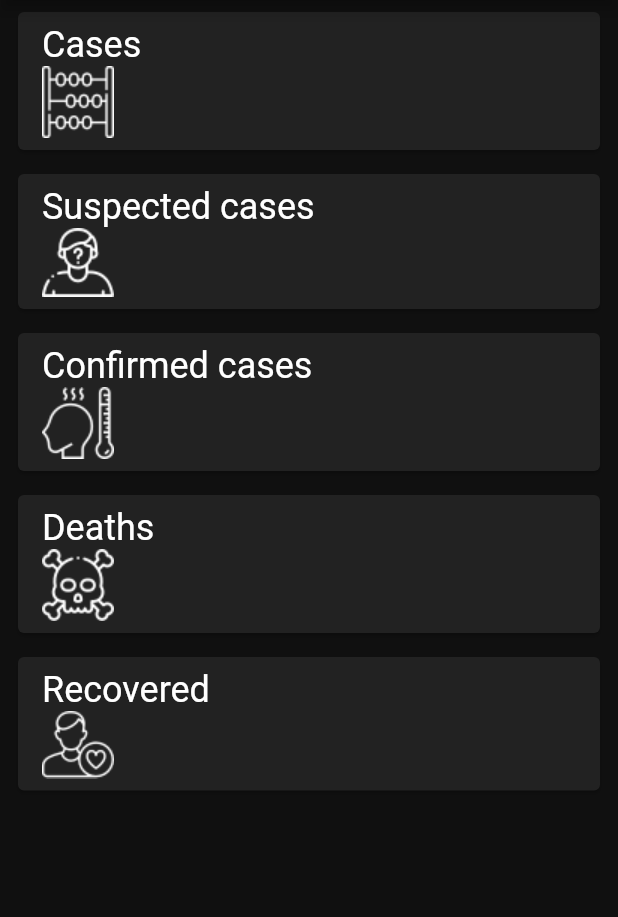
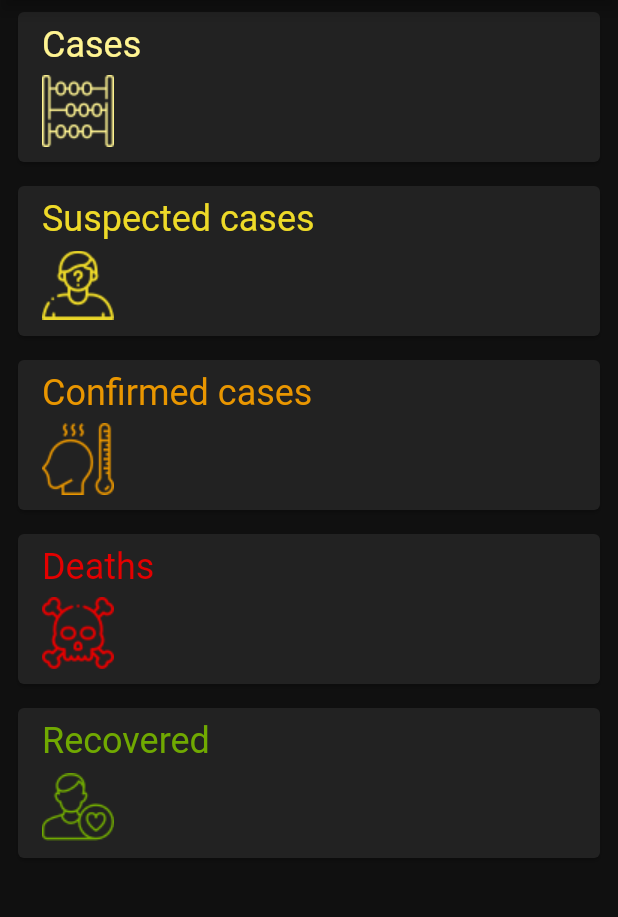
Before and after one commit to hiteshgarg123/flutter_covid19_rest_api, a Flutter app: the screen it shows after launch, on a phone screen of 412 x 824 dp, the part 84-1001 px from its top. Run offline on Flutter 3.47's test engine with Material 2 defaults, Android fonts, the phone set to English and light mode, and no system bars; our stand-ins replace shared_preferences; network calls fail.

Commit message:
case value formatted

```diff
--- a/lib/app/ui/endpoint_card.dart
+++ b/lib/app/ui/endpoint_card.dart
@@ -1,5 +1,6 @@
 import 'package:flutter/material.dart';
 import 'package:flutter_covid19_rest_api/app/services/api.dart';
+import 'package:intl/intl.dart';
 
 class EndPointCardData {
   EndPointCardData({this.title, this.assetName, this.color});
@@ -46,6 +47,13 @@ class EndPointCard extends StatelessWidget {
     ),
   };
 
+  String get formattedValue {
+    if (value == null) {
+      return '';
+    }
+    return NumberFormat('##,##,##,##,##,###').format(value);
+  }
+
   @override
   Widget build(BuildContext context) {
     final cardData = _cardsData[endPoint];
@@ -65,17 +73,33 @@ class EndPointCard extends StatelessWidget {
             children: [
               Text(
                 cardData.title,
-                style: Theme.of(context).textTheme.headline5,
+                style: Theme.of(context)
+                    .textTheme
+                    .headline5
+                    .copyWith(color: cardData.color),
               ),
-              Row(
-                mainAxisAlignment: MainAxisAlignment.spaceBetween,
-                children: <Widget>[
-                  Image.asset(cardData.assetName),
-                  Text(
-                    value != null ? value.toString() : '',
-                    style: Theme.of(context).textTheme.headline4,
-                  ),
-                ],
+              SizedBox(
+                height: 4.0,
+              ),
+              SizedBox(
+                height: 52.0,
+                child: Row(
+                  mainAxisAlignment: MainAxisAlignment.spaceBetween,
+                  crossAxisAlignment: CrossAxisAlignment.center,
+                  children: <Widget>[
+                    Image.asset(
+                      cardData.assetName,
+                      color: cardData.color,
+                    ),
+                    Text(
+                      formattedValue,
+                      style: Theme.of(context).textTheme.headline4.copyWith(
+                            color: cardData.color,
+                            fontWeight: FontWeight.w500,
+                          ),
+                    ),
+                  ],
+                ),
               ),
             ],
           ),
```
